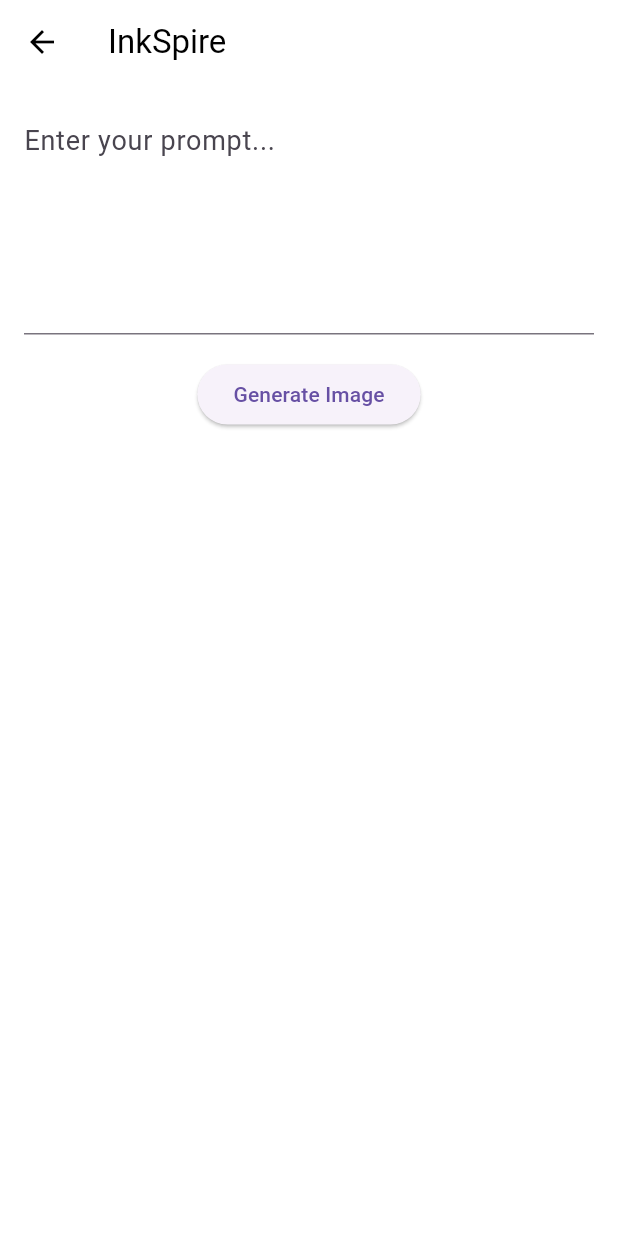
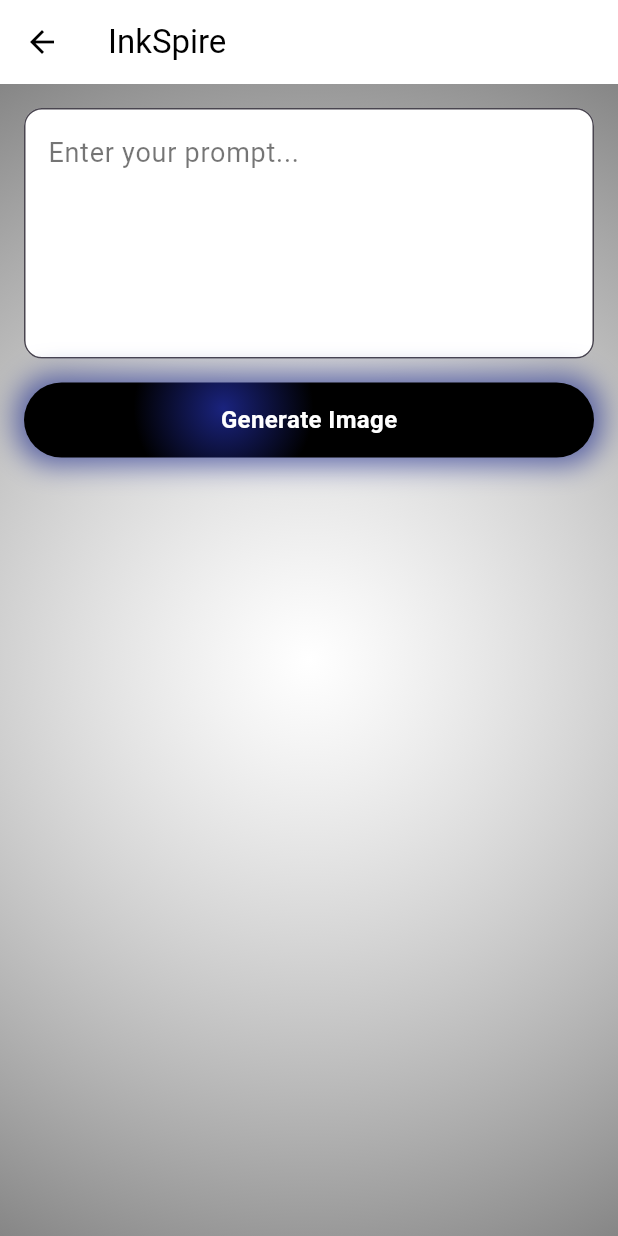
Before and after one commit to emnggprw/inkspire, a Flutter app: the screen it shows after launch, after a tap on the "add" icon, on a phone screen of 412 x 824 dp. Run offline on Flutter 3.47's test engine with Material 3 defaults, Android fonts, the light colour scheme and no system bars; our stand-ins replace shared_preferences.

Commit message:
Improved dark mode for prompt screen

```diff
--- a/lib/screens/prompt_screen.dart
+++ b/lib/screens/prompt_screen.dart
@@ -2,10 +2,11 @@
 import 'package:http/http.dart' as http;
 import 'dart:convert';
 import 'package:inkspire/models/chat.dart';
+import 'package:inkspire/utils/ink_painter.dart';
 
 class PromptScreen extends StatefulWidget {
   final Function(Chat) onNewChat;
-  final Function(String)? onImageGenerated; // Optional callback for images
+  final Function(String)? onImageGenerated;
 
   const PromptScreen({super.key, required this.onNewChat, this.onImageGenerated});
 
@@ -59,14 +60,10 @@
 
       if (response.statusCode == 200 || response.statusCode == 201) {
         final responseData = jsonDecode(response.body);
-        final creationId = responseData["id"];
-        final status = responseData["status"];
         final imageUrl = responseData["images"]?[0]["url"];
 
-        if (status == "completed" && imageUrl != null) {
+        if (imageUrl != null) {
           saveChat(prompt, imageUrl: imageUrl);
-        } else {
-          await pollForImage(creationId, prompt);
         }
       } else {
         throw Exception('Failed to start image generation: ${response.body}');
@@ -74,49 +71,6 @@
     } catch (e) {
       setState(() {
         errorMessage = 'Error: $e';
-        isLoading = false;
-      });
-      saveChat(prompt);
-    }
-  }
-
-  Future<void> pollForImage(int creationId, String prompt) async {
-    final String pollUrl = 'https://api.starryai.com/creations/$creationId';
-
-    try {
-      int retryCount = 0;
-      const int maxRetries = 10;
-
-      while (retryCount < maxRetries) {
-        final response = await http.get(
-          Uri.parse(pollUrl),
-          headers: {
-            'accept': 'application/json',
-            'X-API-Key': apiKey,
-          },
-        );
-
-        if (response.statusCode == 200) {
-          final responseData = jsonDecode(response.body);
-          final status = responseData['status'];
-          final imageUrl = responseData['images']?[0]['url'];
-
-          if (status == 'completed' && imageUrl != null && imageUrl.isNotEmpty) {
-            saveChat(prompt, imageUrl: imageUrl);
-            return;
-          } else if (status == 'failed') {
-            throw Exception('Image generation failed.');
-          }
-        }
-
-        retryCount++;
-        await Future.delayed(Duration(seconds: retryCount * 5));
-      }
-
-      throw Exception('Image generation timed out.');
-    } catch (e) {
-      setState(() {
-        errorMessage = 'Error while polling for image: $e';
         isLoading = false;
       });
       saveChat(prompt);
@@ -143,7 +97,7 @@
     widget.onNewChat(newChat);
 
     if (imageUrl != null && widget.onImageGenerated != null) {
-      widget.onImageGenerated!(imageUrl); // Notify about the generated image
+      widget.onImageGenerated!(imageUrl);
     }
 
     setState(() {
@@ -154,27 +108,74 @@
 
   @override
   Widget build(BuildContext context) {
+    final isDarkMode = Theme.of(context).brightness == Brightness.dark;
     return Scaffold(
       appBar: AppBar(title: const Text('InkSpire')),
-      body: Padding(
+      body: Stack(
+        children: [
+          CustomPaint(
+            size: Size(MediaQuery.of(context).size.width, MediaQuery.of(context).size.height),
+            painter: InkPainter(0.8),
+          ),
+          Padding(
             padding: const EdgeInsets.all(16.0),
             child: Column(
               children: [
                 TextField(
                   controller: _promptController,
                   maxLines: 5,
-              decoration: const InputDecoration(hintText: 'Enter your prompt...'),
+                  style: TextStyle(color: isDarkMode ? Colors.white : Colors.black),
+                  decoration: InputDecoration(
+                    hintText: 'Enter your prompt...',
+                    hintStyle: TextStyle(color: isDarkMode ? Colors.white70 : Colors.black54),
+                    filled: true,
+                    fillColor: isDarkMode ? Colors.black54 : Colors.white,
+                    border: OutlineInputBorder(borderRadius: BorderRadius.circular(12)),
+                  ),
                 ),
                 const SizedBox(height: 16),
-            ElevatedButton(
-              onPressed: generateImage,
-              child: const Text('Generate Image'),
+                GestureDetector(
+                  onTap: generateImage,
+                  child: Container(
+                    width: double.infinity,
+                    height: 50,
+                    decoration: BoxDecoration(
+                      borderRadius: BorderRadius.circular(25),
+                      gradient: RadialGradient(
+                        colors: [Colors.indigo.shade900, Colors.black],
+                        center: const Alignment(-0.3, -0.3),
+                        radius: 1.2,
                       ),
+                      boxShadow: [
+                        BoxShadow(
+                          color: Colors.indigo.shade800.withOpacity(0.7),
+                          blurRadius: 15,
+                          spreadRadius: 5,
+                        ),
+                      ],
+                    ),
+                    child: Center(
+                      child: Text(
+                        'Generate Image',
+                        style: TextStyle(color: Colors.white, fontWeight: FontWeight.bold, fontSize: 16),
+                      ),
+                    ),
+                  ),
+                ),
+                const SizedBox(height: 16),
                 if (isLoading) const CircularProgressIndicator(),
                 if (errorMessage != null) Text(errorMessage!, style: const TextStyle(color: Colors.red)),
-            if (generatedImageUrl != null) Image.network(generatedImageUrl!),
+                if (generatedImageUrl != null) Padding(
+                  padding: const EdgeInsets.only(top: 16.0),
+                  child: ClipRRect(
+                    borderRadius: BorderRadius.circular(12),
+                    child: Image.network(generatedImageUrl!),
+                  ),
+                ),
               ],
             ),
+          ),
+        ],
       ),
     );
   }
```
Lines whose indentation alone changed are shown as unchanged.
